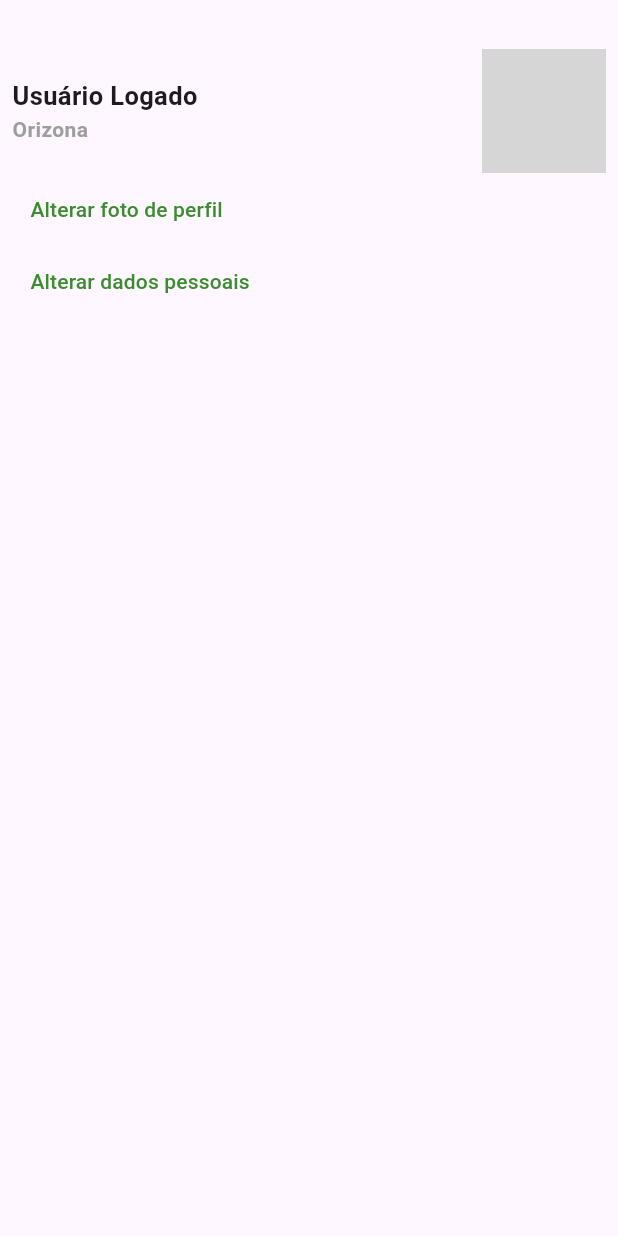
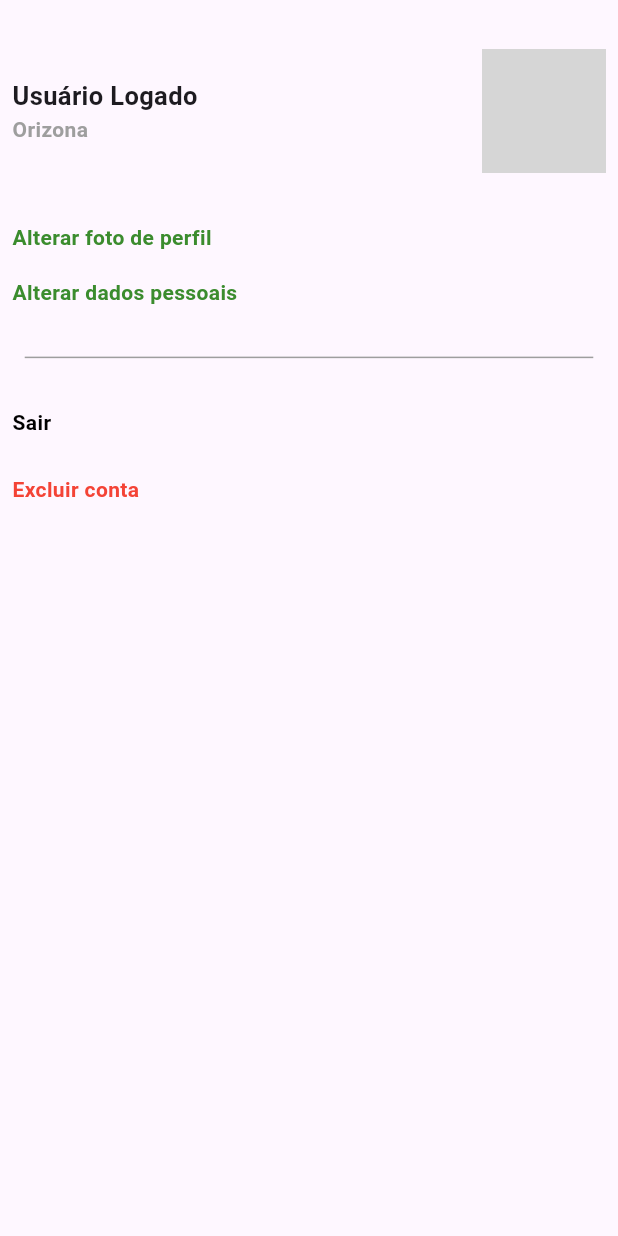
Before and after one commit to Br-Fernandes/IFRide, a Flutter app: the screen it shows after launch, on a phone screen of 412 x 824 dp. Run offline on Flutter 3.47's test engine with Material 3 defaults, Android fonts, the phone set to English and light mode, and no system bars; drawn by our look-alikes of auto_size_text; our stand-ins replace flutter_secure_storage, get; accounts and stored records are empty; network calls fail; grey boxes are pictures that could not be loaded.

Commit message:
finalizando tela conta

```diff
--- a/lib/views/screens/account_screen.dart
+++ b/lib/views/screens/account_screen.dart
@@ -52,33 +52,70 @@ class AccountScreen extends StatelessWidget {
                 ),
               ],
             ),
+            SizedBox(height: Get.height * 0.04,),
             SizedBox(
               width: double.infinity,
               child: Column(
                 crossAxisAlignment: CrossAxisAlignment.start,
                 children: [
-                  TextButton(
-                    onPressed: () {},
+                  GestureDetector(
+                    onTap: () {},
                     child: Text(
                       "Alterar foto de perfil",
                       style: TextStyle(
+                        fontWeight: FontWeight.bold,
                         color: Theme.of(context).primaryColor
                       ),
-                     )
                     ),
-                  //SizedBox(height: Get.height * 0.08,),
-                  TextButton(
-                    onPressed: () {},
+                  ),
+                  SizedBox(height: Get.height * 0.02,),
+                  GestureDetector(
+                    onTap: () {},
                     child: Text(
                      "Alterar dados pessoais",
                      style: TextStyle(
+                       fontWeight: FontWeight.bold,
                        color: Theme.of(context).primaryColor
                      ),
+                    ),
                   )
-                  ),
                 ],
               ),
+            ),
+            Container(
+              margin: EdgeInsets.symmetric(horizontal: Get.width * 0.02, vertical: Get.height * 0.04),
+              height: 1,
+              color: Colors.grey,
+            ),
+            SizedBox(
+              width: double.infinity,
+              child: Column(
+                crossAxisAlignment: CrossAxisAlignment.start,
+                children: [
+                  GestureDetector(
+                    onTap: () {},
+                    child: Text(
+                     "Sair",
+                     style: TextStyle(
+                       fontWeight: FontWeight.bold,
+                       color: Colors.black
+                     ),
+                    ),
+                  ),
+                  SizedBox(height: Get.height * 0.03,),
+                  GestureDetector(
+                    onTap: () {},
+                    child: Text(
+                     "Excluir conta",
+                     style: TextStyle(
+                       fontWeight: FontWeight.bold,
+                       color: Colors.red
+                     ),
+                    ),
                   )
+                ],
+              ),
+            ),
           ],
         ),
       ),
```
Lines whose indentation alone changed are shown as unchanged.
